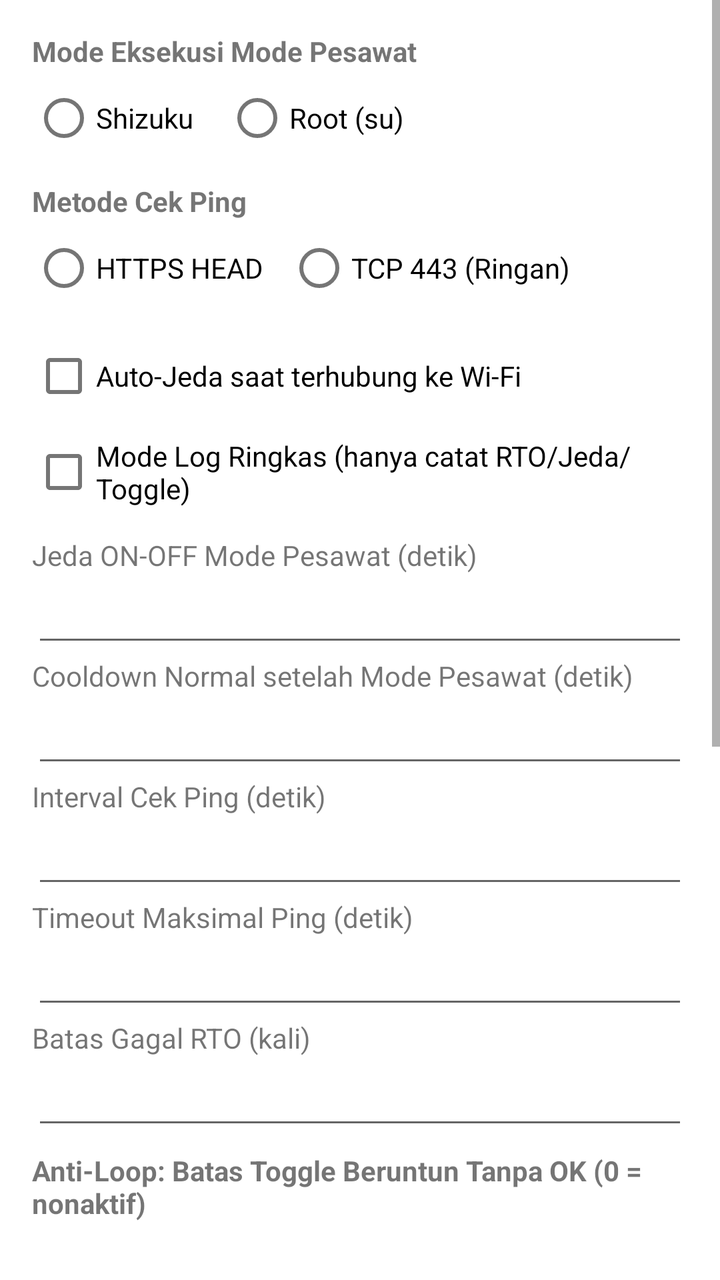
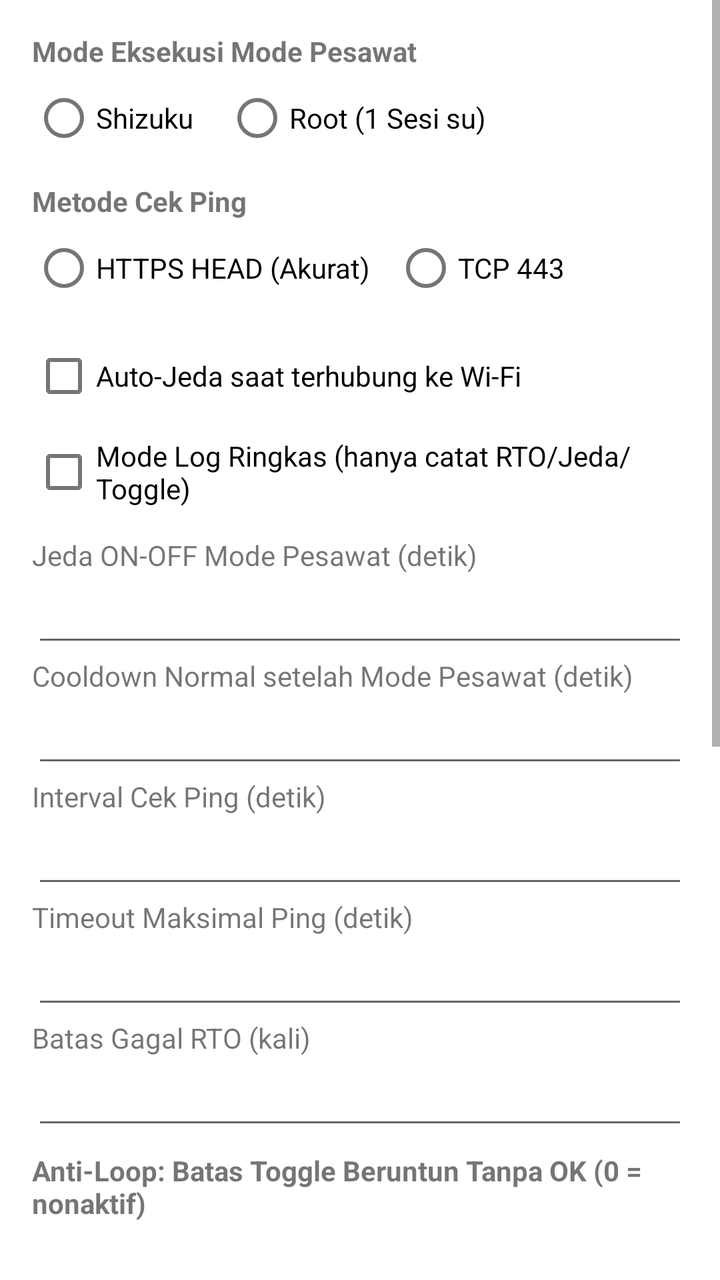

Before-and-after screenshots of an Android layout around one commit, followed by the original layout XML and the change that was made.
<!-- AndroidManifest.xml: application theme Theme.PingIP -->
<!-- res/layout/dialog_settings.xml -->
<?xml version="1.0" encoding="utf-8"?>
<ScrollView xmlns:android="http://schemas.android.com/apk/res/android"
    android:layout_width="match_parent"
    android:layout_height="wrap_content">

    <LinearLayout
        android:layout_width="match_parent"
        android:layout_height="wrap_content"
        android:orientation="vertical"
        android:padding="16dp">

        <TextView
            android:layout_width="match_parent"
            android:layout_height="wrap_content"
            android:text="Mode Eksekusi Mode Pesawat"
            android:textStyle="bold" />

        <RadioGroup
            android:layout_width="match_parent"
            android:layout_height="wrap_content"
            android:layout_marginBottom="8dp"
            android:orientation="horizontal">

            <RadioButton
                android:id="@+id/rbShizuku"
                android:layout_width="wrap_content"
                android:layout_height="wrap_content"
                android:layout_marginEnd="16dp"
                android:text="Shizuku" />

            <RadioButton
                android:id="@+id/rbRoot"
                android:layout_width="wrap_content"
                android:layout_height="wrap_content"
                android:text="Root (su)" />
        </RadioGroup>

        <TextView
            android:layout_width="match_parent"
            android:layout_height="wrap_content"
            android:text="Metode Cek Ping"
            android:textStyle="bold" />

        <RadioGroup
            android:layout_width="match_parent"
            android:layout_height="wrap_content"
            android:layout_marginBottom="6dp"
            android:orientation="horizontal">

            <RadioButton
                android:id="@+id/rbHttps"
                android:layout_width="wrap_content"
                android:layout_height="wrap_content"
                android:layout_marginEnd="12dp"
                android:text="HTTPS HEAD" />

            <RadioButton
                android:id="@+id/rbTcp"
                android:layout_width="wrap_content"
                android:layout_height="wrap_content"
                android:text="TCP 443 (Ringan)" />
        </RadioGroup>

        <CheckBox
            android:id="@+id/cbPauseWifi"
            android:layout_width="match_parent"
            android:layout_height="wrap_content"
            android:text="Auto-Jeda saat terhubung ke Wi-Fi" />

        <CheckBox
            android:id="@+id/cbCompactLog"
            android:layout_width="match_parent"
            android:layout_height="wrap_content"
            android:layout_marginBottom="8dp"
            android:text="Mode Log Ringkas (hanya catat RTO/Jeda/Toggle)" />

        <TextView
            android:layout_width="match_parent"
            android:layout_height="wrap_content"
            android:text="Jeda ON-OFF Mode Pesawat (detik)" />
        <EditText
            android:id="@+id/etAirplaneDelay"
            android:layout_width="match_parent"
            android:layout_height="wrap_content"
            android:inputType="numberDecimal" />

        <TextView
            android:layout_width="match_parent"
            android:layout_height="wrap_content"
            android:text="Cooldown Normal setelah Mode Pesawat (detik)" />
        <EditText
            android:id="@+id/etCooldown"
            android:layout_width="match_parent"
            android:layout_height="wrap_content"
            android:inputType="numberDecimal" />

        <TextView
            android:layout_width="match_parent"
            android:layout_height="wrap_content"
            android:text="Interval Cek Ping (detik)" />
        <EditText
            android:id="@+id/etInterval"
            android:layout_width="match_parent"
            android:layout_height="wrap_content"
            android:inputType="numberDecimal" />

        <TextView
            android:layout_width="match_parent"
            android:layout_height="wrap_content"
            android:text="Timeout Maksimal Ping (detik)" />
        <EditText
            android:id="@+id/etTimeout"
            android:layout_width="match_parent"
            android:layout_height="wrap_content"
            android:inputType="numberDecimal" />

        <TextView
            android:layout_width="match_parent"
            android:layout_height="wrap_content"
            android:text="Batas Gagal RTO (kali)" />
        <EditText
            android:id="@+id/etMaxFail"
            android:layout_width="match_parent"
            android:layout_height="wrap_content"
            android:inputType="number" />

        <TextView
            android:layout_width="match_parent"
            android:layout_height="wrap_content"
            android:layout_marginTop="6dp"
            android:text="Anti-Loop: Batas Toggle Beruntun Tanpa OK (0 = nonaktif)"
            android:textStyle="bold" />
        <EditText
            android:id="@+id/etAntiLoopLimit"
            android:layout_width="match_parent"
            android:layout_height="wrap_content"
            android:inputType="number" />

        <TextView
            android:layout_width="match_parent"
            android:layout_height="wrap_content"
            android:text="Anti-Loop: Cooldown Saat Melambat (detik)" />
        <EditText
            android:id="@+id/etAntiLoopCooldown"
            android:layout_width="match_parent"
            android:layout_height="wrap_content"
            android:inputType="numberDecimal" />

        <TextView
            android:layout_width="match_parent"
            android:layout_height="wrap_content"
            android:layout_marginTop="6dp"
            android:text="Kecepatan Watcher Native (detik, min 0.2)" />
        <EditText
            android:id="@+id/etWatcherInterval"
            android:layout_width="match_parent"
            android:layout_height="wrap_content"
            android:inputType="numberDecimal" />

        <TextView
            android:layout_width="match_parent"
            android:layout_height="wrap_content"
            android:text="Coba Ulang Shizuku di Awal (detik, min 0.5)" />
        <EditText
            android:id="@+id/etShizukuRetry"
            android:layout_width="match_parent"
            android:layout_height="wrap_content"
            android:inputType="numberDecimal" />

        <TextView
            android:layout_width="match_parent"
            android:layout_height="wrap_content"
            android:text="Batas Baris Log Layar" />
        <EditText
            android:id="@+id/etMaxLines"
            android:layout_width="match_parent"
            android:layout_height="wrap_content"
            android:inputType="number" />

        <TextView
            android:layout_width="match_parent"
            android:layout_height="wrap_content"
            android:text="Target Ping Utama (contoh: dns.google atau 1.1.1.1)" />
        <EditText
            android:id="@+id/etTarget"
            android:layout_width="match_parent"
            android:layout_height="wrap_content"
            android:inputType="textUri" />

        <TextView
            android:layout_width="match_parent"
            android:layout_height="wrap_content"
            android:text="Target Ping Cadangan (opsional, kosong = nonaktif)" />
        <EditText
            android:id="@+id/etFallbackTarget"
            android:layout_width="match_parent"
            android:layout_height="wrap_content"
            android:hint="contoh: 1.1.1.1"
            android:inputType="textUri" />

        <TextView
            android:layout_width="match_parent"
            android:layout_height="wrap_content"
            android:text="Filter Paket VPN (kosongkan = semua VPN)" />
        <EditText
            android:id="@+id/etVpnPkg"
            android:layout_width="match_parent"
            android:layout_height="wrap_content"
            android:hint="xyz.easypro.httpcustom"
            android:inputType="text" />
    </LinearLayout>
</ScrollView>
<!-- resources referenced by this layout -->
<resources>
  <style name="Theme.PingIP" parent="Theme.MaterialComponents.DayNight.NoActionBar">
          <item name="colorPrimary">@color/accent_teal</item>
          <item name="colorPrimaryVariant">@color/bg_dark</item>
          <item name="colorOnPrimary">@color/text_primary</item>
          <item name="android:statusBarColor">@color/bg_dark</item>
          <item name="android:navigationBarColor">@color/bg_dark</item>
      </style>
  <color name="accent_teal">#0D9488</color>
  <color name="bg_dark">#0F172A</color>
  <color name="text_primary">#F8FAFC</color>
</resources>

<!-- the commit's change to res/layout/dialog_settings.xml (unified diff, before → after) -->
@@ -32,7 +32,7 @@
                 android:id="@+id/rbRoot"
                 android:layout_width="wrap_content"
                 android:layout_height="wrap_content"
-                android:text="Root (su)" />
+                android:text="Root (1 Sesi su)" />
         </RadioGroup>
 
         <TextView
@@ -52,13 +52,13 @@
                 android:layout_width="wrap_content"
                 android:layout_height="wrap_content"
                 android:layout_marginEnd="12dp"
-                android:text="HTTPS HEAD" />
+                android:text="HTTPS HEAD (Akurat)" />
 
             <RadioButton
                 android:id="@+id/rbTcp"
                 android:layout_width="wrap_content"
                 android:layout_height="wrap_content"
-                android:text="TCP 443 (Ringan)" />
+                android:text="TCP 443" />
         </RadioGroup>
 
         <CheckBox
@@ -180,7 +180,7 @@
         <TextView
             android:layout_width="match_parent"
             android:layout_height="wrap_content"
-            android:text="Target Ping Utama (contoh: dns.google atau 1.1.1.1)" />
+            android:text="Target Ping Utama (contoh: 1.1.1.1 atau dns.google)" />
         <EditText
             android:id="@+id/etTarget"
             android:layout_width="match_parent"
@@ -195,7 +195,7 @@
             android:id="@+id/etFallbackTarget"
             android:layout_width="match_parent"
             android:layout_height="wrap_content"
-            android:hint="contoh: 1.1.1.1"
+            android:hint="contoh: dns.google"
             android:inputType="textUri" />
 
         <TextView
